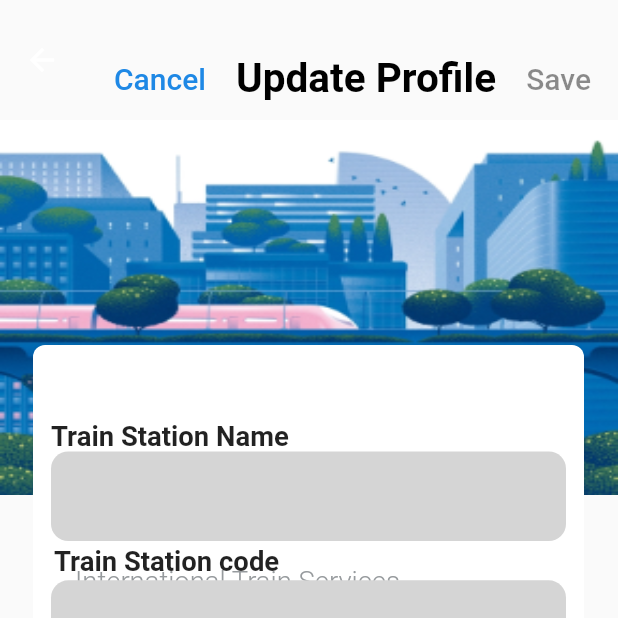
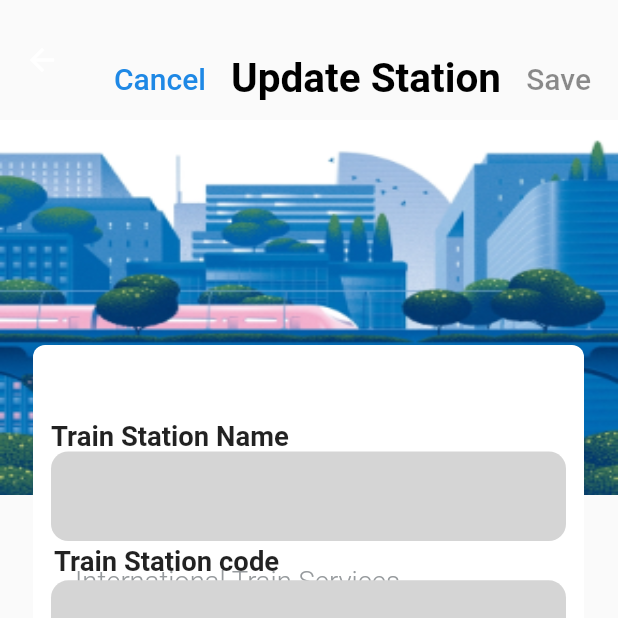
Before and after one commit to MaxTrent/rail_buddy, a Flutter app: the AdminUpdateStationScreen screen opened directly, on a phone screen of 412 x 824 dp, the top half of it. Run offline on Flutter 3.47's test engine with Material 2 defaults, Android fonts, the phone set to English and light mode, and no system bars; our stand-ins replace firebase_core, flutter_screenutil, google_fonts; missing offline and left inert: cloud_firestore_web, firebase_auth_web, firebase_core_web; accounts and stored records are empty.

Commit message:
update station page

```diff
--- a/lib/main.dart
+++ b/lib/main.dart
@@ -1,6 +1,7 @@
 import 'package:flutter/material.dart';
 import 'package:flutter/services.dart';
 import 'package:flutter_screenutil/flutter_screenutil.dart';
+import 'package:firebase_core/firebase_core.dart';
 import 'package:google_fonts/google_fonts.dart';
 import 'package:train_app/screens/admin/admin_update_station.dart';
 import 'package:train_app/screens/forgot_password.dart';
@@ -11,9 +12,8 @@ import 'package:train_app/screens/sign_up_screen.dart';
 import 'package:train_app/screens/sign_in_screen.dart';
 
 void main() async {
-  await Firebase.initializeApp(
-    options: DefaultFirebaseOptions.currentPlatform,
-  );
+WidgetsFlutterBinding.ensureInitialized();
+  await Firebase.initializeApp();
   runApp(const MyApp());
 }
 
--- a/lib/screens/admin/admin_update_station.dart
+++ b/lib/screens/admin/admin_update_station.dart
@@ -9,7 +9,7 @@ import '../../railBuddyTextFormField.dart';
 import '../../services/user_services.dart';
 
 class AdminUpdateStationScreen extends StatefulWidget {
-  static const String id = 'admin-update-profile';
+  static const String id = 'admin-update-station';
   const AdminUpdateStationScreen({Key? key}) : super(key: key);
 
   @override
@@ -63,7 +63,7 @@ class _AdminUpdateStationScreenState extends State<AdminUpdateStationScreen> {
                   ),
                 ),
                 const Text(
-                  'Update Profile',
+                  'Update Station',
                   style: TextStyle(
                     fontSize: 27,
                     fontWeight: FontWeight.bold,
```
Also changed, not shown: lib/generated_plugin_registrant.dart (added, +21 -0 lines), pubspec.yaml (+2 -5 lines), pubspec.lock, 1 other file.
